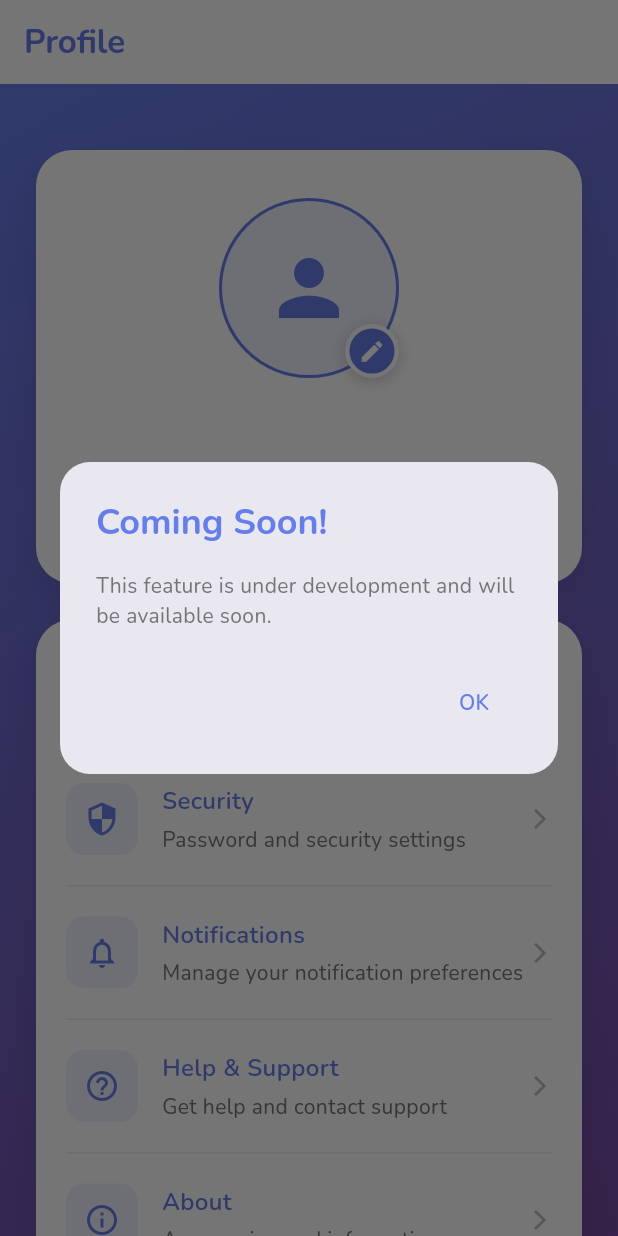
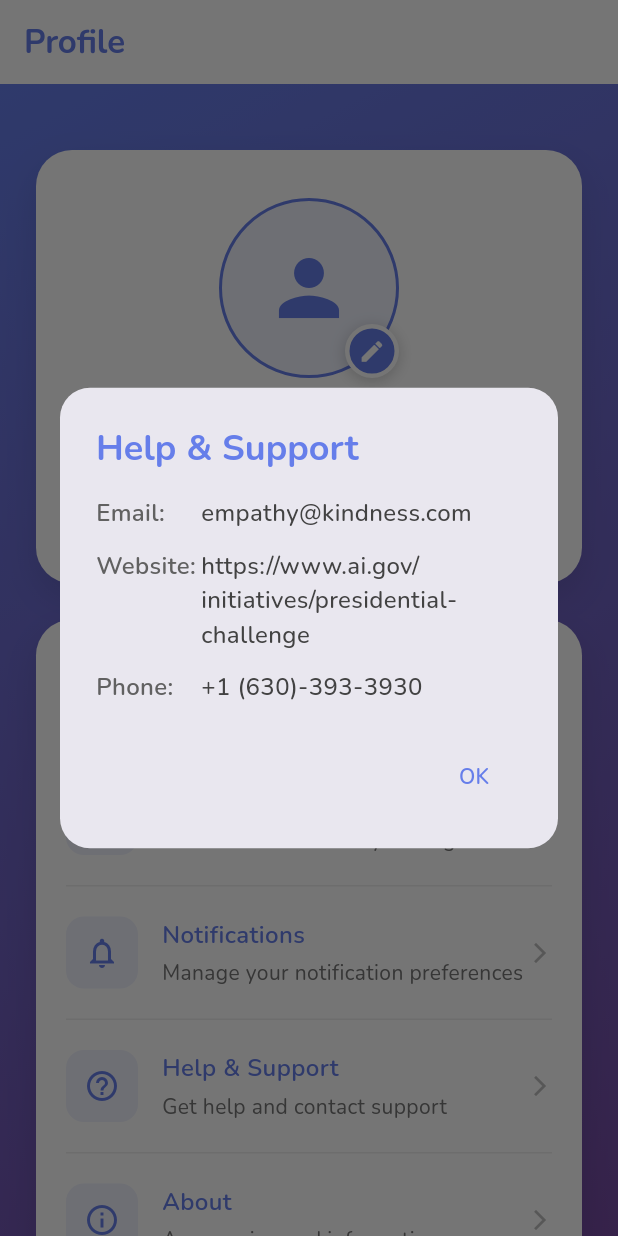
Before and after one commit to yunhanluo/empathy-exchange, a Flutter app: the ProfileScreen screen opened directly, after a tap on "Help & Support", on a phone screen of 412 x 824 dp. Run offline on Flutter 3.47's test engine with Material 3 defaults, Android fonts, the phone set to English and light mode, and no system bars; our stand-ins replace cloud_firestore, firebase_auth, firebase_core, firebase_database, google_fonts, google_sign_in and 1 more; missing offline and left inert: dart:js_interop, uid; accounts and stored records are empty.

Commit message:
Added some UI changes and did some Notification stuff

```diff
--- a/lib/screens/profile_screen.dart
+++ b/lib/screens/profile_screen.dart
@@ -476,8 +476,7 @@ class _ProfileScreenState extends State<ProfileScreen> {
                       title: 'Help & Support',
                       subtitle: 'Get help and contact support',
                       onTap: () {
-                        // TODO: Navigate to help
-                        _showComingSoon(context);
+                        _showHelpAndSupport(context);
                       },
                     ),
                     _buildDivider(),
@@ -486,8 +485,7 @@ class _ProfileScreenState extends State<ProfileScreen> {
                       title: 'About',
                       subtitle: 'App version and information',
                       onTap: () {
-                        // TODO: Navigate to about
-                        _showComingSoon(context);
+                        _showAboutApp(context);
                       },
                     ),
                   ],
@@ -599,6 +597,119 @@ class _ProfileScreenState extends State<ProfileScreen> {
     );
   }
 
+  Widget _buildSupportRow(String label, String value) {
+    return Row(
+      crossAxisAlignment: CrossAxisAlignment.start,
+      children: [
+        SizedBox(
+          width: 70,
+          child: Text(
+            label,
+            style: GoogleFonts.nunito(
+              fontSize: 16,
+              color: Colors.grey[700],
+              fontWeight: FontWeight.w600,
+            ),
+          ),
+        ),
+        Expanded(
+          child: Text(
+            value,
+            style: GoogleFonts.nunito(
+              fontSize: 16,
+              color: Colors.grey[800],
+              fontWeight: FontWeight.w500,
+            ),
+          ),
+        ),
+      ],
+    );
+  }
+
+  void _showHelpAndSupport(BuildContext context) {
+    showDialog(
+      context: context,
+      builder: (context) => AlertDialog(
+        shape: RoundedRectangleBorder(borderRadius: BorderRadius.circular(20)),
+        title: Text(
+          'Help & Support',
+          style: GoogleFonts.nunito(
+            fontWeight: FontWeight.w700,
+            color: const Color(0xFF667eea),
+          ),
+        ),
+        content: Column(
+          mainAxisSize: MainAxisSize.min,
+          crossAxisAlignment: CrossAxisAlignment.start,
+          children: [
+            _buildSupportRow('Email:', 'empathy@kindness.com'),
+            const SizedBox(height: 12),
+            _buildSupportRow('Website:',
+                'https://www.ai.gov/initiatives/presidential-challenge'),
+            const SizedBox(height: 12),
+            _buildSupportRow('Phone:', '+1 (630)-393-3930'),
+          ],
+        ),
+        actions: [
+          TextButton(
+            onPressed: () => Navigator.pop(context),
+            child: Text(
+              'OK',
+              style: GoogleFonts.nunito(
+                fontWeight: FontWeight.w600,
+                color: const Color(0xFF667eea),
+              ),
+            ),
+          ),
+        ],
+      ),
+    );
+  }
+
+  void _showAboutApp(BuildContext context) {
+    showDialog(
+      context: context,
+      builder: (context) => AlertDialog(
+        shape: RoundedRectangleBorder(borderRadius: BorderRadius.circular(20)),
+        title: Text(
+          'Information About the App',
+          style: GoogleFonts.nunito(
+            fontWeight: FontWeight.w700,
+            color: const Color(0xFF667eea),
+          ),
+        ),
+        content: Column(
+          mainAxisSize: MainAxisSize.min,
+          crossAxisAlignment: CrossAxisAlignment.start,
+          children: [
+            _buildSupportRow('Version:', 'Alpha'),
+            const SizedBox(height: 24),
+            _buildSupportRow('Story:',
+                '''Empathy Exchange was created in 2025 for the Presidential AI Challenge. It aims to provide a platform for safe, constructive, AI-guided conversations. Use it for good, not evil.
+                Its goal is to create a platform for effective collaboration guided by AI.
+                Users chat with each other by entering each other's pairing tokens, which can be discovered in the ___, and chatting.
+                However, our AI is there to help the converstation stay on track.
+                Empathy Exchange is 100% free to use and open source.
+                Enjoy connecting with empathy.
+                '''),
+          ],
+        ),
+        actions: [
+          TextButton(
+            onPressed: () => Navigator.pop(context),
+            child: Text(
+              'OK',
+              style: GoogleFonts.nunito(
+                fontWeight: FontWeight.w600,
+                color: const Color(0xFF667eea),
+              ),
+            ),
+          ),
+        ],
+      ),
+    );
+  }
+
   void _showComingSoon(BuildContext context) {
     showDialog(
       context: context,
```
Also changed, not shown: pubspec.lock, 1 other file.
